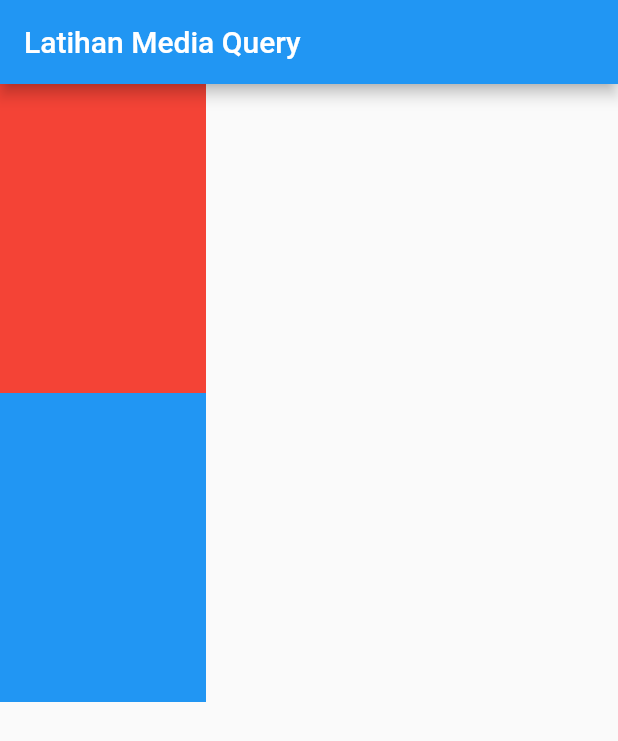
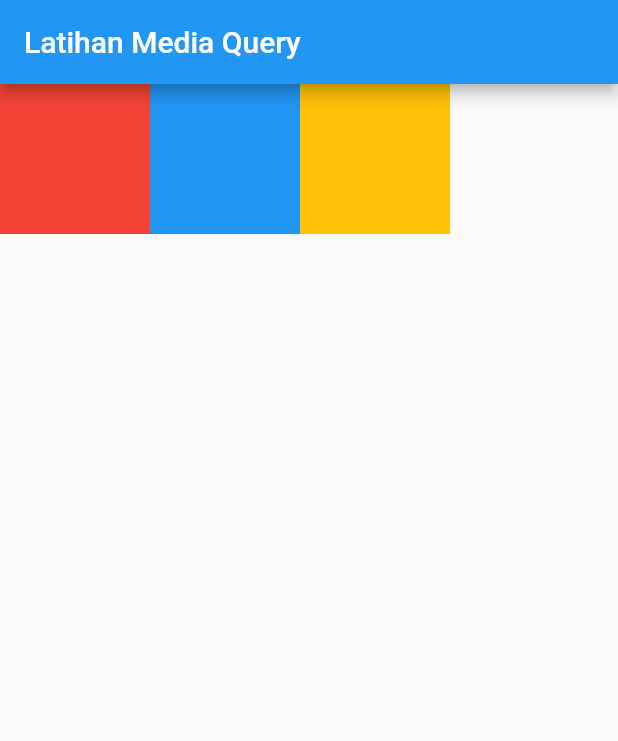
Before and after one commit to AlfonsInfo/Flutter-Learning-Journey, a Flutter app: the screen it shows after launch, on a phone screen of 412 x 824 dp. Shown: the top 741 px of the screen. Run offline on Flutter 3.47's test engine with Material 2 defaults, Android fonts, the phone set to English and light mode, and no system bars.

Commit message:
MediaQuery for orientation

```diff
--- a/lib/main.dart
+++ b/lib/main.dart
@@ -30,14 +30,37 @@ class MediaQueryPage extends StatelessWidget {
   Widget build(BuildContext context) {
     return Scaffold(
       appBar: AppBar(title: Text("Latihan Media Query")),
-      body: Column(children: [
-         Container(width: MediaQuery.of(context).size.width/3 ,height:MediaQuery.of(context).size.width/2,
-        color: Colors.red,),
-         Container(width: MediaQuery.of(context).size.width/3 ,height:MediaQuery.of(context).size.width/2,
-        color: Colors.blue,),
-        //Bisa membuat layout sesuai layar device (respnsoive)
-      ],
+      body: Column(
+        children:  [
+          (MediaQuery.of(context).orientation == Orientation.portrait)?
+          Row(
+            children:generateContainer(context),
+          ) :
+          Column(
+            children:generateContainer(context),
+          )
+        ],
       ),
     );
   }
+
+  List<Widget> generateContainer(BuildContext context) {
+    return <Widget>[
+            Container(
+              width: 100, //MediaQuery.of(context).size.width / 3,
+              height: 100,//MediaQuery.of(context).size.width / 2,
+              color: Colors.red,
+            ),
+            Container(
+              width: 100,//MediaQuery.of(context).size.width / 3,
+              height: 100,//MediaQuery.of(context).size.width / 2,
+              color: Colors.blue,
+            ),
+            Container(
+              width: 100,//MediaQuery.of(context).size.width / 3,
+              height: 100,//MediaQuery.of(context).size.width / 2,
+              color: Colors.amber,
+            ),
+          ];
+  }
 }
```
